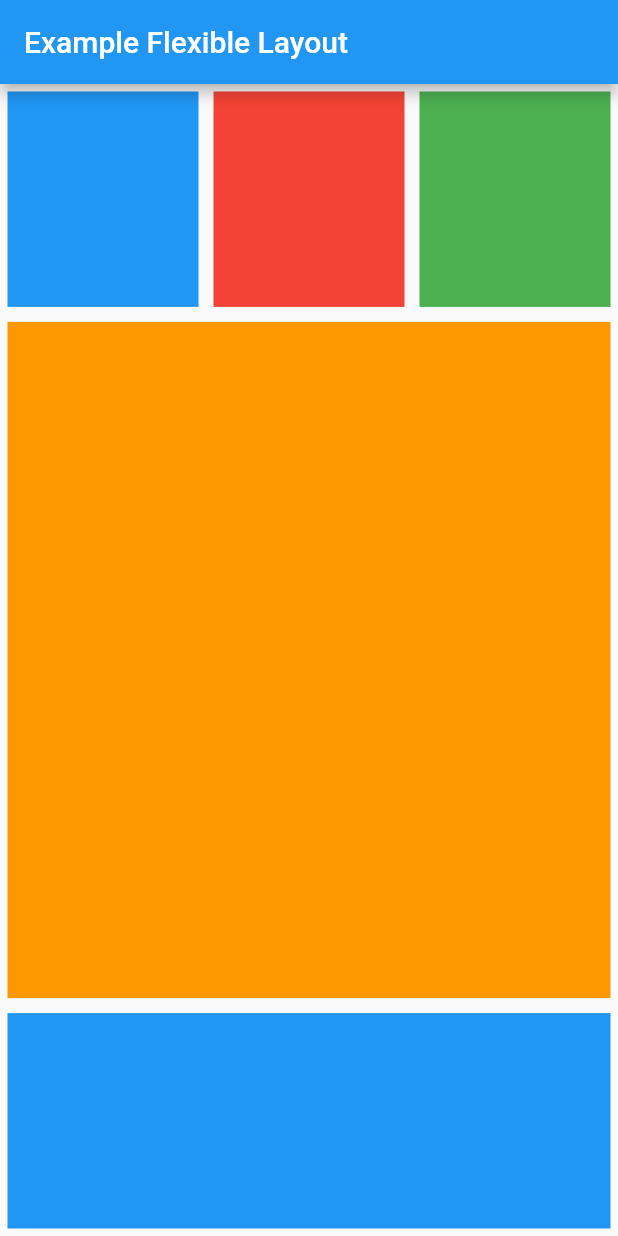
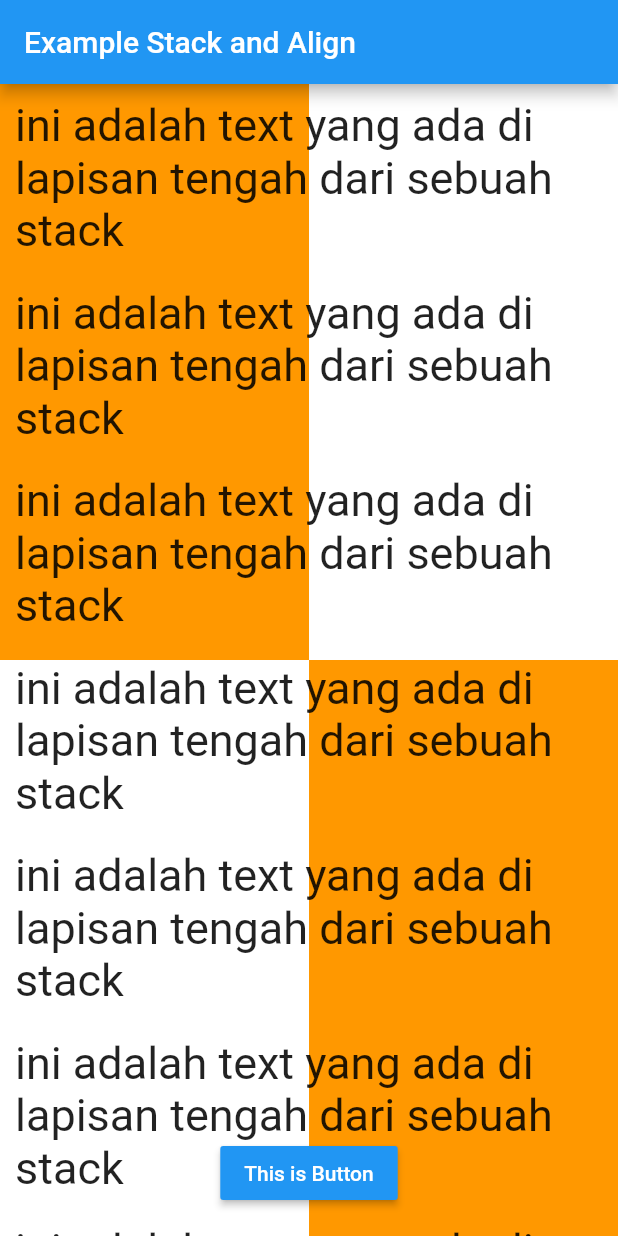
Before and after one commit to arifinmn11/basic-flutter, a Flutter app: the screen it shows after launch, on a phone screen of 412 x 824 dp. Run offline on Flutter 3.47's test engine with Material 2 defaults, Android fonts, the phone set to English and light mode, and no system bars.

Commit message:
example list view with stack

```diff
--- a/lib/main.dart
+++ b/lib/main.dart
@@ -12,45 +12,172 @@ class MyApp extends StatelessWidget {
     return MaterialApp(
       home: Scaffold(
         appBar: AppBar(
-          title: Text('Example Flexible Layout'),
+          title: Text('Example Stack and Align'),
         ),
-        body: Column(
-          children: [
+        body: Stack(
+          children: <Widget>[
+            //  background
+            Column(
+              children: <Widget>[
                 Flexible(
                   flex: 1,
-              child: Row(children: <Widget>[
+                  child: Row(
+                    children: <Widget>[
                       Flexible(
                         flex: 1,
                         child: Container(
-                      margin: EdgeInsets.all(5),
-                      color: Colors.blue,
-                    )),
-                Flexible(
-                    flex: 1,
-                    child: Container(
-                      margin: EdgeInsets.all(5),
-                      color: Colors.red,
-                    )),
-                Flexible(
-                    flex: 1,
-                    child: Container(
-                      margin: EdgeInsets.all(5),
-                      color: Colors.green,
-                    )),
-              ]),
-            ),
-            Flexible(
-              flex: 3,
-              child: Container(
-                margin: EdgeInsets.all(5),
                           color: Colors.orange,
                         ),
                       ),
                       Flexible(
                         flex: 1,
                         child: Container(
-                margin: EdgeInsets.all(5),
+                          color: Colors.white,
+                        ),
+                      )
+                    ],
+                  ),
+                ),
+                Flexible(
+                  flex: 1,
+                  child: Row(
+                    children: <Widget>[
+                      Flexible(
+                        flex: 1,
+                        child: Container(
+                          color: Colors.white,
+                        ),
+                      ),
+                      Flexible(
+                        flex: 1,
+                        child: Container(
+                          color: Colors.orange,
+                        ),
+                      )
+                    ],
+                  ),
+                )
+              ],
+            ),
+
+            //  listview
+            ListView(
+              children: <Widget>[
+                Column(
+                  children: <Widget>[
+                    Container(
+                      margin: EdgeInsets.all(10),
+                      child: Text(
+                        "ini adalah text yang ada di lapisan tengah dari sebuah stack",
+                        style: TextStyle(fontSize: 30),
+                      ),
+                    ),
+                    Container(
+                      margin: EdgeInsets.all(10),
+                      child: Text(
+                        "ini adalah text yang ada di lapisan tengah dari sebuah stack",
+                        style: TextStyle(fontSize: 30),
+                      ),
+                    ),
+                    Container(
+                      margin: EdgeInsets.all(10),
+                      child: Text(
+                        "ini adalah text yang ada di lapisan tengah dari sebuah stack",
+                        style: TextStyle(fontSize: 30),
+                      ),
+                    ),
+                    Container(
+                      margin: EdgeInsets.all(10),
+                      child: Text(
+                        "ini adalah text yang ada di lapisan tengah dari sebuah stack",
+                        style: TextStyle(fontSize: 30),
+                      ),
+                    ),
+                    Container(
+                      margin: EdgeInsets.all(10),
+                      child: Text(
+                        "ini adalah text yang ada di lapisan tengah dari sebuah stack",
+                        style: TextStyle(fontSize: 30),
+                      ),
+                    ),
+                    Container(
+                      margin: EdgeInsets.all(10),
+                      child: Text(
+                        "ini adalah text yang ada di lapisan tengah dari sebuah stack",
+                        style: TextStyle(fontSize: 30),
+                      ),
+                    ),
+                    Container(
+                      margin: EdgeInsets.all(10),
+                      child: Text(
+                        "ini adalah text yang ada di lapisan tengah dari sebuah stack",
+                        style: TextStyle(fontSize: 30),
+                      ),
+                    ),
+                    Container(
+                      margin: EdgeInsets.all(10),
+                      child: Text(
+                        "ini adalah text yang ada di lapisan tengah dari sebuah stack",
+                        style: TextStyle(fontSize: 30),
+                      ),
+                    ),
+                    Container(
+                      margin: EdgeInsets.all(10),
+                      child: Text(
+                        "ini adalah text yang ada di lapisan tengah dari sebuah stack",
+                        style: TextStyle(fontSize: 30),
+                      ),
+                    ),
+                    Container(
+                      margin: EdgeInsets.all(10),
+                      child: Text(
+                        "ini adalah text yang ada di lapisan tengah dari sebuah stack",
+                        style: TextStyle(fontSize: 30),
+                      ),
+                    ),
+                    Container(
+                      margin: EdgeInsets.all(10),
+                      child: Text(
+                        "ini adalah text yang ada di lapisan tengah dari sebuah stack",
+                        style: TextStyle(fontSize: 30),
+                      ),
+                    ),
+                    Container(
+                      margin: EdgeInsets.all(10),
+                      child: Text(
+                        "ini adalah text yang ada di lapisan tengah dari sebuah stack",
+                        style: TextStyle(fontSize: 30),
+                      ),
+                    ),
+                    Container(
+                      margin: EdgeInsets.all(10),
+                      child: Text(
+                        "ini adalah text yang ada di lapisan tengah dari sebuah stack",
+                        style: TextStyle(fontSize: 30),
+                      ),
+                    ),
+                    Container(
+                      margin: EdgeInsets.all(10),
+                      child: Text(
+                        "ini adalah text yang ada di lapisan tengah dari sebuah stack",
+                        style: TextStyle(fontSize: 30),
+                      ),
+                    ),
+                  ],
+                )
+              ],
+            ),
+
+            // button
+            Align(
+              alignment: Alignment(0, 0.95),
+              child: RaisedButton(
                 color: Colors.blue,
+                child: Text(
+                  'This is Button',
+                  style: TextStyle(color: Colors.white),
+                ),
+                onPressed: () {},
               ),
             )
           ],
```
Lines whose indentation alone changed are shown as unchanged.
